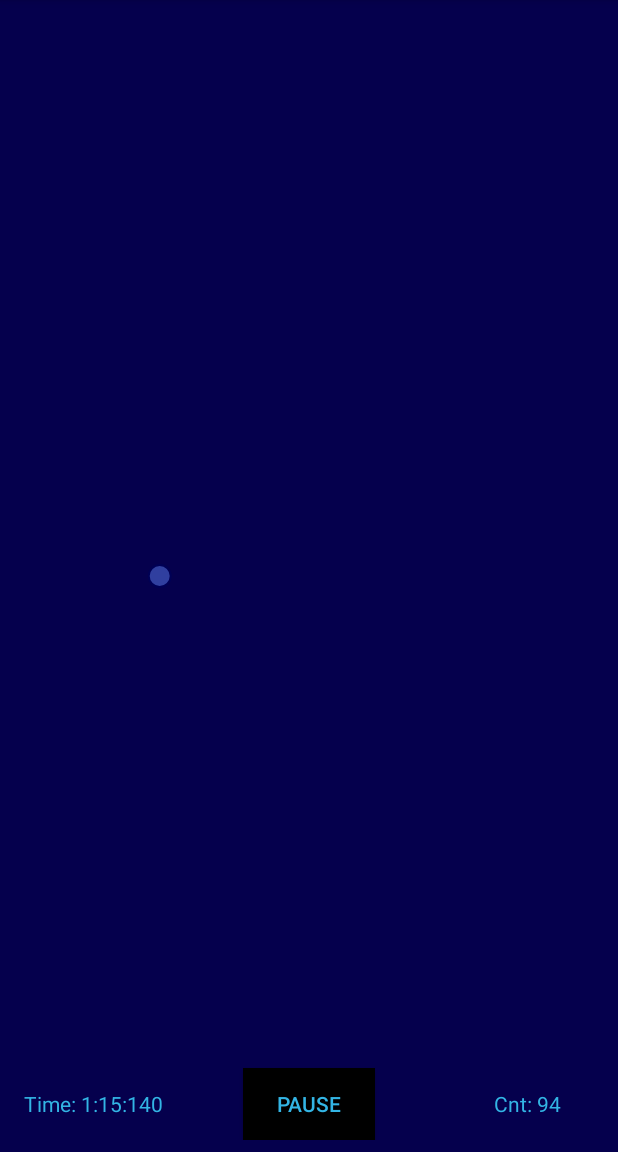
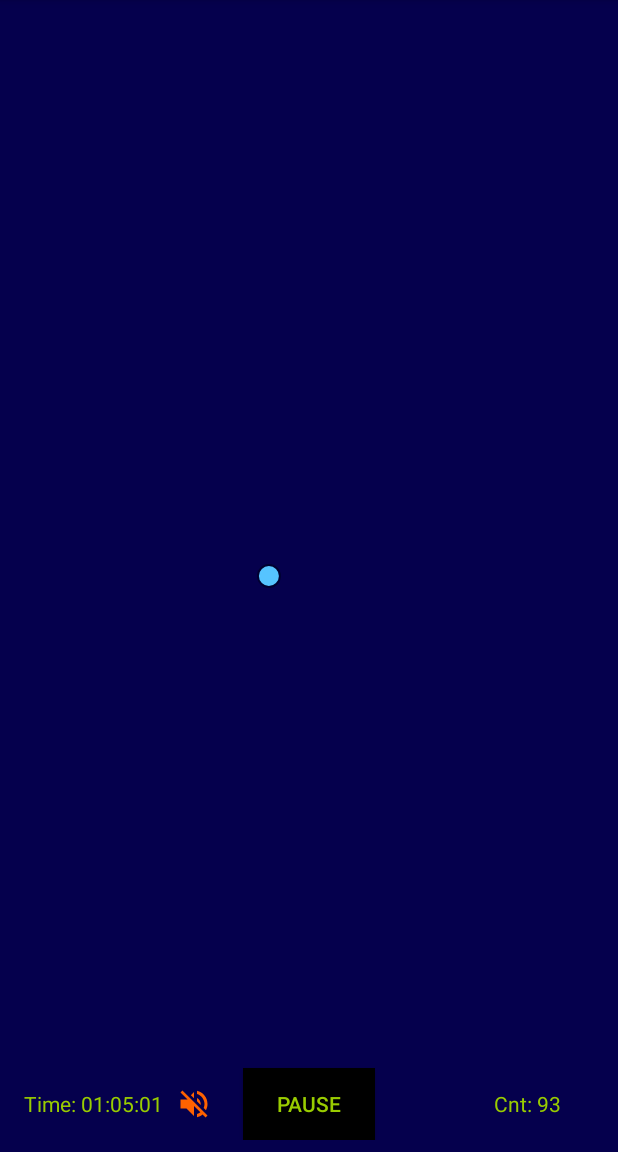
Before and after one commit to HenriPablo/EyeBallerNative, an Android app: the screen it shows after launch (AnimationActivity), after a tap on "RESUME", on a phone screen of 412 x 824 dp, the part 84-1236 px from its top. Run offline under Robolectric (Android 15) with nearby library versions, the phone set to English and light mode, and no system bars; 4 statements that could not run were skipped; 2 other taps on this screen came first.

Commit message:
added sound, changed colors, added sound on-off trigger image button

```diff
--- a/app/src/main/java/com/eyeballer/eyeballernative/AnimationActivity.java
+++ b/app/src/main/java/com/eyeballer/eyeballernative/AnimationActivity.java
@@ -2,6 +2,8 @@ package com.eyeballer.eyeballernative;
 
 import android.animation.Animator;
 import android.animation.ObjectAnimator;
+import android.media.AudioManager;
+import android.media.MediaPlayer;
 import android.net.Uri;
 import android.support.v7.app.AppCompatActivity;
 import android.os.Bundle;
@@ -9,6 +11,7 @@ import android.util.DisplayMetrics;
 import android.view.View;
 import android.view.WindowManager;
 import android.widget.Button;
+import android.widget.ImageButton;
 import android.widget.ImageView;
 import android.widget.RelativeLayout;
 import android.widget.TextView;
@@ -24,18 +27,26 @@ import java.util.Locale;
 public class AnimationActivity extends AppCompatActivity {
 
     ImageView img;
+    ObjectAnimator animX;
 
-    int animationSpeed = 800;
+    int animationSpeed = 700;
     int repeatCount = 99;   /* odd number of repeats will return the ball to its original position */
     int totalTime = 0;
+
     int animationRunning = 0;
+    int sputnikLeftRightFlag = 0; /* alternate between 0 and 1 - play left or right sound */
+    MediaPlayer sputnikLeft;
+    MediaPlayer sputnikRight;
+    int sputnikOn = 0;
+    ImageButton sputnikBtn;
 
     /**
      * ATTENTION: This was auto-generated to implement the App Indexing API.
      * See https://g.co/AppIndexing/AndroidStudio for more information.
      */
     private GoogleApiClient client;
-    ObjectAnimator animX;
+
+
 
 
     @Override
@@ -75,6 +86,14 @@ public class AnimationActivity extends AppCompatActivity {
 
         totalTime = repeatCount * animationSpeed;
 
+        this.setVolumeControlStream(AudioManager.STREAM_SYSTEM);
+        sputnikLeft = MediaPlayer.create(this, R.raw.sputnik_left);
+        sputnikLeft.setVolume( 5.0f, 5.0f );
+        sputnikRight = MediaPlayer.create(this, R.raw.sputnik_right);
+        sputnikRight.setVolume( 5.0f, 5.0f );
+        sputnikBtn = (ImageButton) findViewById( R.id.sputnikBtn );
+
+
         /* remainig count display */
         final TextView countRemaining = (TextView) findViewById(R.id.textViewCount);
         countRemaining.setText( countRemaining.getText() + " " + repeatCount );
@@ -96,11 +115,44 @@ public class AnimationActivity extends AppCompatActivity {
 
                 long seconds = timeInMilliseconds / 1000;
                 long minutes = seconds / 60;
+
+                //String strMinutes =  "" + minutes % 60;
+                String strMinutes =  "" + (timeInMilliseconds/(1000*60))%60;
+                if( ((timeInMilliseconds/(1000*60))%60) < 10 ){
+                    strMinutes = "0" + strMinutes;
+                }
+
+                //String strSeconds = "" + seconds % 60;
+                String strSeconds = "" + (timeInMilliseconds/1000)%60;
+                if(  ((timeInMilliseconds/1000)%60) < 10 ){
+                    strSeconds = "0" + strSeconds;
+                }
+
+
                 //long hours = minutes / 60;
                 //long days = hours / 24;
 
-                long millisecondsRemaining = timeInMilliseconds - ( minutes * 60 + seconds * 1000 );
-                String time =  minutes % 60 + ":" + seconds % 60 + ":" + millisecondsRemaining;
+                long minToMillsec = minutes * 60;
+                long secToMillsec = seconds * 1000;
+
+
+                //long millisecondsRemaining = timeInMilliseconds - ( minToMillsec + secToMillsec );
+                long millisecondsRemaining = (timeInMilliseconds%1000)/100;
+
+                String strMillisecondsRemaining = "" + millisecondsRemaining;
+
+                if( ("" + millisecondsRemaining).length() < 5 ){
+                    strMillisecondsRemaining = "0" + millisecondsRemaining;
+                } else if(("" + millisecondsRemaining).length() < 4 ){
+                    strMillisecondsRemaining = "00" + millisecondsRemaining;
+                } else if(("" + millisecondsRemaining).length() < 3 ){
+                    strMillisecondsRemaining = "000" + millisecondsRemaining;
+                } else if(("" + millisecondsRemaining).length() < 2 ){
+                    strMillisecondsRemaining = "0000" + millisecondsRemaining;
+                }
+
+
+                String time =  strMinutes + ":" + strSeconds + ":" + strMillisecondsRemaining;
                 return time;
             }
 
@@ -145,6 +197,21 @@ public class AnimationActivity extends AppCompatActivity {
                 //date = new Date( totalTime );
                 timeRemaining.setText( "Time: " + getFormattedTimeRemaining( totalTime ) );
 
+                //try {
+                  //  if (sputnikLeft.isPlaying()) {
+                   //     sputnikLeft.stop();
+                   //     sputnikLeft.release();
+                   //     sputnikLeft = MediaPlayer.create(this, R.raw.sputnik_left);
+                   // }
+                if( sputnikLeftRightFlag == 0 ){
+                    sputnikLeft.start();
+                    sputnikLeftRightFlag = 1;
+                } else if( sputnikLeftRightFlag == 1){
+                    sputnikRight.start();
+                    sputnikLeftRightFlag = 0;
+                }
+                //} catch(Exception e) { e.printStackTrace(); }
+
             }
         });
 
@@ -178,6 +245,18 @@ public class AnimationActivity extends AppCompatActivity {
                 startBtn.setText("Start 2");
         }
 
+    }
+
+    public void sputnikOnOff( View view ){
+
+        if( sputnikOn == 0 ){
+            sputnikBtn.setImageResource(R.drawable.ic_volume_up_black_24dp);
+            sputnikOn = 1;
+        } else if( sputnikOn == 1){
+            sputnikBtn.setImageResource( R.drawable.ic_volume_off_black_24dp);
+            sputnikOn = 0;
+        }
+        System.out.println("sound button clicked");
     }
 
     @Override
--- a/app/src/main/res/drawable/ball.xml
+++ b/app/src/main/res/drawable/ball.xml
@@ -7,10 +7,10 @@
         />
 
     <solid
-        android:color="@color/colorPrimaryDark"
+        android:color="#56c4ff"
         />
     <stroke android:width="1dp"
-        android:color="#000055"
+        android:color="#000031"
         />
 
 </shape>
--- /dev/null
+++ b/app/src/main/res/drawable/ic_volume_off_black_24dp.xml
@@ -0,0 +1,9 @@
+<vector xmlns:android="http://schemas.android.com/apk/res/android"
+        android:width="24dp"
+        android:height="24dp"
+        android:viewportWidth="24.0"
+        android:viewportHeight="24.0">
+    <path
+        android:fillColor="#ff6200"
+        android:pathData="M16.5,12c0,-1.77 -1.02,-3.29 -2.5,-4.03v2.21l2.45,2.45c0.03,-0.2 0.05,-0.41 0.05,-0.63zM19,12c0,0.94 -0.2,1.82 -0.54,2.64l1.51,1.51C20.63,14.91 21,13.5 21,12c0,-4.28 -2.99,-7.86 -7,-8.77v2.06c2.89,0.86 5,3.54 5,6.71zM4.27,3L3,4.27 7.73,9L3,9v6h4l5,5v-6.73l4.25,4.25c-0.67,0.52 -1.42,0.93 -2.25,1.18v2.06c1.38,-0.31 2.63,-0.95 3.69,-1.81L19.73,21 21,19.73l-9,-9L4.27,3zM12,4L9.91,6.09 12,8.18L12,4z"/>
+</vector>
--- /dev/null
+++ b/app/src/main/res/drawable/ic_volume_up_black_24dp.xml
@@ -0,0 +1,9 @@
+<vector xmlns:android="http://schemas.android.com/apk/res/android"
+        android:width="24dp"
+        android:height="24dp"
+        android:viewportWidth="24.0"
+        android:viewportHeight="24.0">
+    <path
+        android:fillColor="#4cff00"
+        android:pathData="M3,9v6h4l5,5L12,4L7,9L3,9zM16.5,12c0,-1.77 -1.02,-3.29 -2.5,-4.03v8.05c1.48,-0.73 2.5,-2.25 2.5,-4.02zM14,3.23v2.06c2.89,0.86 5,3.54 5,6.71s-2.11,5.85 -5,6.71v2.06c4.01,-0.91 7,-4.49 7,-8.77s-2.99,-7.86 -7,-8.77z"/>
+</vector>
--- a/app/src/main/res/layout/activity_animation.xml
+++ b/app/src/main/res/layout/activity_animation.xml
@@ -12,7 +12,7 @@
     android:paddingTop="@dimen/activity_vertical_margin"
     android:background="#05004D"
     tools:context="com.eyeballer.eyeballernative.AnimationActivity"
-    >
+    android:onClick="sputnikOnOff">
 
     <Button
         android:layout_width="wrap_content"
@@ -22,8 +22,9 @@
         android:id="@+id/button"
         android:layout_alignParentBottom="true"
         android:layout_centerHorizontal="true"
-        android:textColor="@android:color/holo_blue_light"
-        android:background="@color/bright_foreground_material_light" />
+        android:textColor="@android:color/holo_green_light"
+        android:background="@color/bright_foreground_material_light"
+        android:gravity="center_vertical|center_horizontal" />
 
     <ImageView
         android:layout_width="16dp"
@@ -44,7 +45,7 @@
         android:layout_marginEnd="38dp"
         android:layout_alignTop="@+id/button"
         android:gravity="center_vertical"
-        android:textColor="@android:color/holo_blue_light" />
+        android:textColor="@android:color/holo_green_light" />
 
     <TextView
         android:layout_width="wrap_content"
@@ -55,6 +56,20 @@
         android:layout_alignBottom="@+id/button"
         android:layout_alignTop="@+id/button"
         android:layout_toEndOf="@+id/imageView"
-        android:textColor="@android:color/holo_blue_light" />
+        android:textColor="@android:color/holo_green_light" />
+
+    <ImageButton
+        android:layout_width="66dp"
+        android:layout_height="36dp"
+        android:id="@+id/sputnikBtn"
+        android:src="@drawable/ic_volume_off_black_24dp"
+        android:background="@android:color/transparent"
+        android:layout_alignParentBottom="true"
+        android:layout_alignTop="@+id/button"
+        android:layout_toStartOf="@+id/button"
+        android:paddingLeft="30dp"
+        android:paddingRight="30dp"
+        android:nestedScrollingEnabled="true"
+        android:onClick="sputnikOnOff" />
 
 </RelativeLayout>
```
